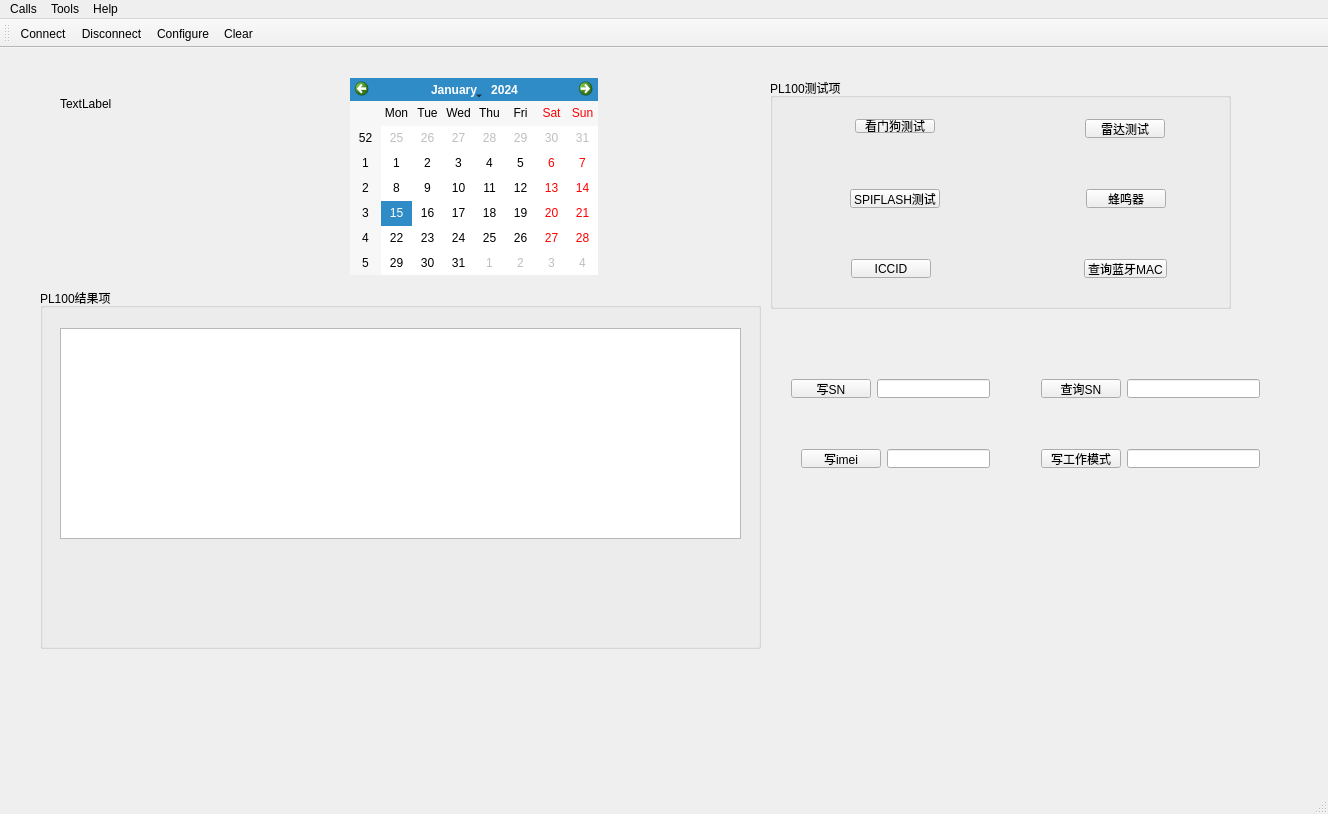
Above: mainwindow.ui from 11494032/qt-serial before the change. Below: the same form after it.
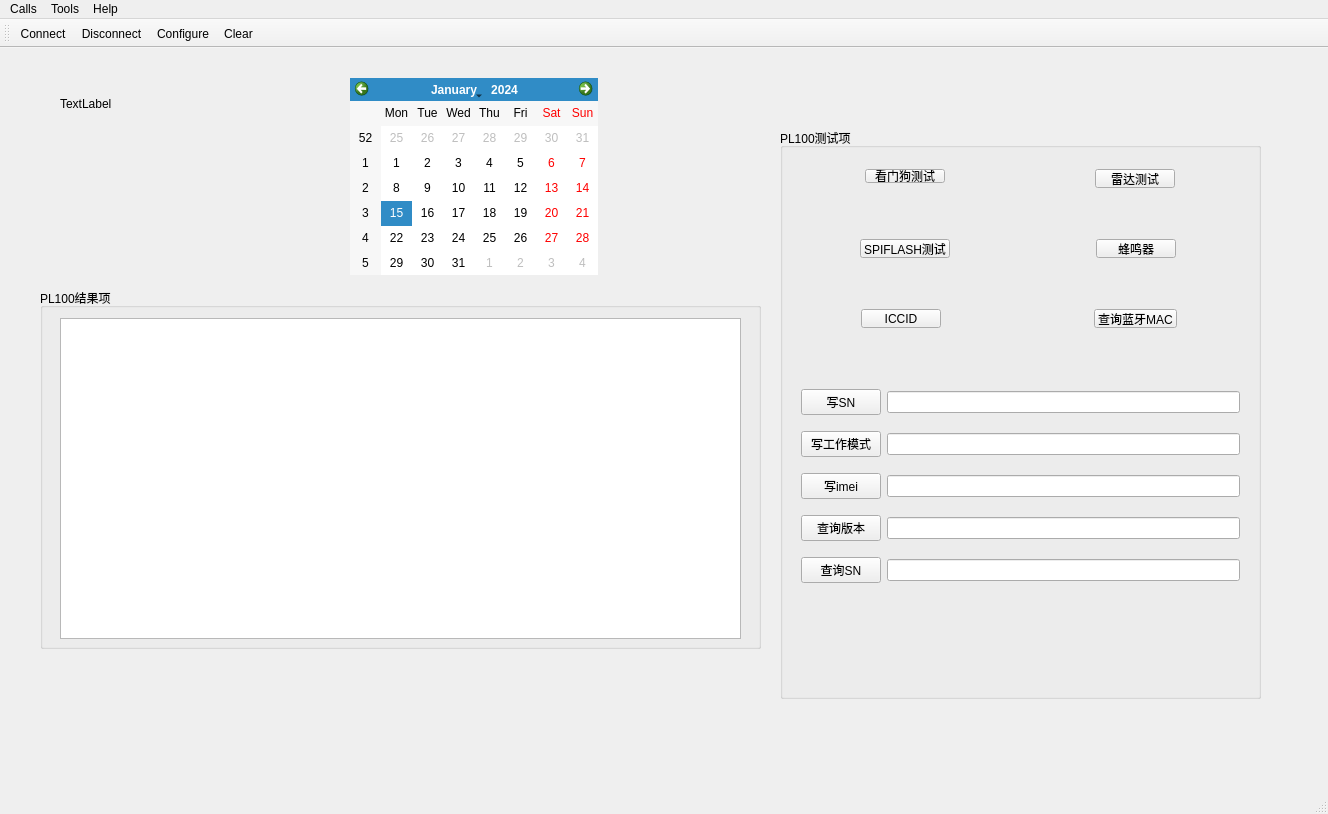
That is the form after the change. Icons and pictures are not drawn.

Commit message: * 增加查询MAC

Diff of the .ui file:
```diff
--- a/mainwindow.ui
+++ b/mainwindow.ui
@@ -30,9 +30,9 @@
      <property name="geometry">
       <rect>
        <x>20</x>
-       <y>40</y>
+       <y>30</y>
        <width>681</width>
-       <height>211</height>
+       <height>321</height>
       </rect>
      </property>
      <property name="autoFillBackground">
@@ -66,10 +66,10 @@
    <widget class="QGroupBox" name="groupBox_2">
     <property name="geometry">
      <rect>
-      <x>770</x>
-      <y>30</y>
-      <width>461</width>
-      <height>231</height>
+      <x>780</x>
+      <y>80</y>
+      <width>481</width>
+      <height>571</height>
      </rect>
     </property>
     <property name="title">
@@ -345,16 +345,17 @@
       </item>
      </layout>
     </widget>
-   </widget>
-   <widget class="QWidget" name="horizontalLayoutWidget_13">
+    <widget class="QWidget" name="verticalLayoutWidget">
     <property name="geometry">
      <rect>
-      <x>780</x>
-      <y>320</y>
-      <width>221</width>
-      <height>41</height>
-     </rect>
-    </property>
+       <x>10</x>
+       <y>240</y>
+       <width>461</width>
+       <height>241</height>
+      </rect>
+     </property>
+     <layout class="QVBoxLayout" name="verticalLayout">
+      <item>
     <layout class="QHBoxLayout" name="horizontalLayout_15">
      <item>
       <widget class="QPushButton" name="writeSNPushButton">
@@ -367,60 +368,8 @@
       <widget class="QLineEdit" name="writeSnlineEdit"/>
      </item>
     </layout>
-   </widget>
-   <widget class="QWidget" name="horizontalLayoutWidget_14">
-    <property name="geometry">
-     <rect>
-      <x>1030</x>
-      <y>320</y>
-      <width>241</width>
-      <height>41</height>
-     </rect>
-    </property>
-    <layout class="QHBoxLayout" name="horizontalLayout_16">
-     <item>
-      <widget class="QPushButton" name="readSnpushButton">
-       <property name="text">
-        <string>查询SN</string>
-       </property>
-      </widget>
      </item>
      <item>
-      <widget class="QLineEdit" name="readSNlineEdit"/>
-     </item>
-    </layout>
-   </widget>
-   <widget class="QWidget" name="horizontalLayoutWidget_15">
-    <property name="geometry">
-     <rect>
-      <x>790</x>
-      <y>390</y>
-      <width>211</width>
-      <height>41</height>
-     </rect>
-    </property>
-    <layout class="QHBoxLayout" name="horizontalLayout_17">
-     <item>
-      <widget class="QPushButton" name="writeImeipushButton">
-       <property name="text">
-        <string>写imei</string>
-       </property>
-      </widget>
-     </item>
-     <item>
-      <widget class="QLineEdit" name="writeImeilineEdit"/>
-     </item>
-    </layout>
-   </widget>
-   <widget class="QWidget" name="horizontalLayoutWidget_16">
-    <property name="geometry">
-     <rect>
-      <x>1030</x>
-      <y>390</y>
-      <width>241</width>
-      <height>41</height>
-     </rect>
-    </property>
     <layout class="QHBoxLayout" name="horizontalLayout_18">
      <item>
       <widget class="QPushButton" name="workpushButton">
@@ -433,6 +382,51 @@
       <widget class="QLineEdit" name="worklineEdit"/>
      </item>
     </layout>
+      </item>
+      <item>
+       <layout class="QHBoxLayout" name="horizontalLayout_17">
+        <item>
+         <widget class="QPushButton" name="writeImeipushButton">
+          <property name="text">
+           <string>写imei</string>
+          </property>
+         </widget>
+        </item>
+        <item>
+         <widget class="QLineEdit" name="writeImeilineEdit"/>
+        </item>
+       </layout>
+      </item>
+      <item>
+       <layout class="QHBoxLayout" name="horizontalLayout_19">
+        <item>
+         <widget class="QPushButton" name="readVersionpushButton">
+          <property name="text">
+           <string>查询版本</string>
+          </property>
+         </widget>
+        </item>
+        <item>
+         <widget class="QLineEdit" name="readVersionlineEdit"/>
+        </item>
+       </layout>
+      </item>
+      <item>
+       <layout class="QHBoxLayout" name="horizontalLayout_16">
+        <item>
+         <widget class="QPushButton" name="readSnpushButton">
+          <property name="text">
+           <string>查询SN</string>
+          </property>
+         </widget>
+        </item>
+        <item>
+         <widget class="QLineEdit" name="readSNlineEdit"/>
+        </item>
+       </layout>
+      </item>
+     </layout>
+    </widget>
    </widget>
   </widget>
   <widget class="QMenuBar" name="menuBar">
```
Lines whose indentation alone changed are shown as unchanged. The commit also changes 4 other files.
